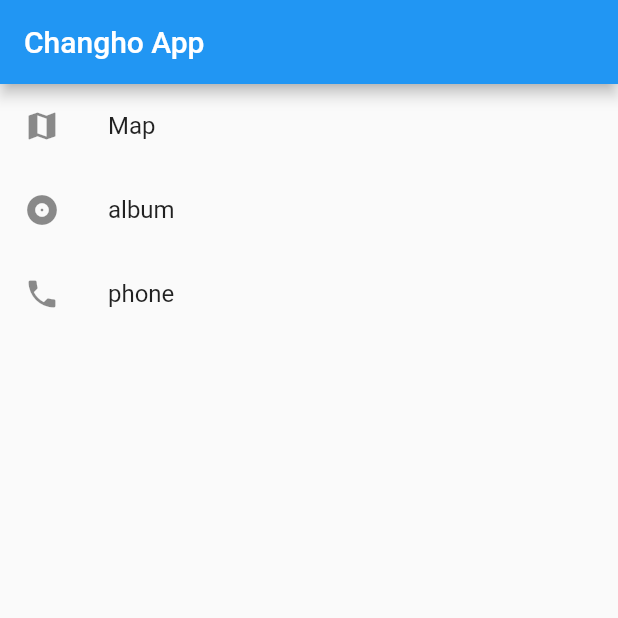
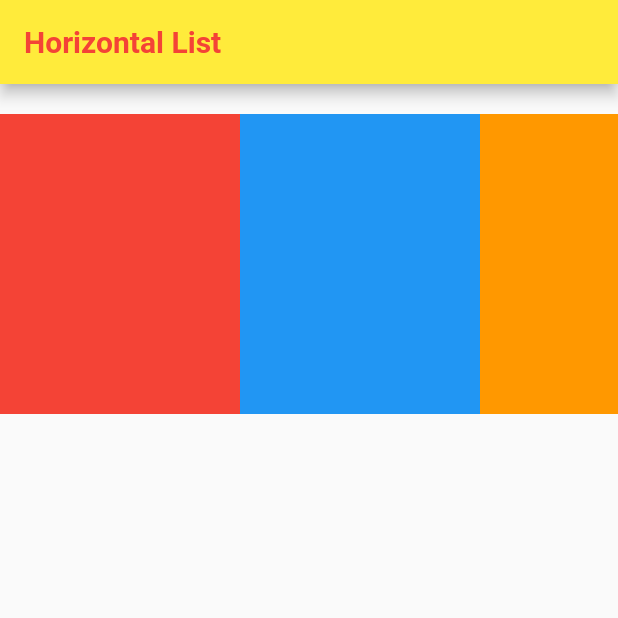
Before and after one commit to changDDAO/flutter_tuto_2, a Flutter app: the screen it shows after launch, on a phone screen of 412 x 824 dp, the top half of it. Run offline on Flutter 3.47's test engine with Material 2 defaults, Android fonts, the phone set to English and light mode, and no system bars.

Commit message:
listview align horizontal

```diff
--- a/lib/main.dart
+++ b/lib/main.dart
@@ -4,33 +4,55 @@ void main() {
   runApp(const MyApp());
 }
 class MyApp extends StatelessWidget {
-  const MyApp({Key? key}) : super(key: key);
+   const MyApp({Key? key}) : super(key: key);
 
   @override
   Widget build(BuildContext context) {
-    const title = 'Changho App';
+    const title = 'Horizontal List';
     return MaterialApp(
       title: title,
-      color: Colors.red,
       home: Scaffold(
         appBar: AppBar(
-          title: Text(title),
+          title: Text(title,
+          style: TextStyle(
+            color: Colors.red,
+            fontSize: 20,
+            fontWeight: FontWeight.bold,
+          ),
+          ),
+          backgroundColor: Colors.yellow,
+
         ),
-        body: ListView(
-          children: const <Widget>[
-            ListTile(
-              leading: Icon(Icons.map),
-              title: Text('Map'),
-            ),
-            ListTile(
-              leading: Icon(Icons.album),
-              title: Text('album'),
-            ),
-            ListTile(
-              leading: Icon(Icons.phone),
-              title: Text('phone'),
-            ),
-          ],
+        body: Container(
+          margin: const EdgeInsets.symmetric(vertical: 20),
+          height: 200,
+          child: ListView(
+            scrollDirection: Axis.horizontal,
+
+            children: <Widget>[
+              Container(
+                width: 160,
+                color: Colors.red,
+              ),
+              Container(
+                width: 160,
+                color: Colors.blue,
+              ),
+              Container(
+                width: 160,
+                color: Colors.orange,
+              ),
+              Container(
+                width: 160,
+                color: Colors.green,
+              ),
+              Container(
+                width: 160,
+                color: Colors.grey,
+              ),
+
+            ],
+          ),
         ),
       ),
     );
```
